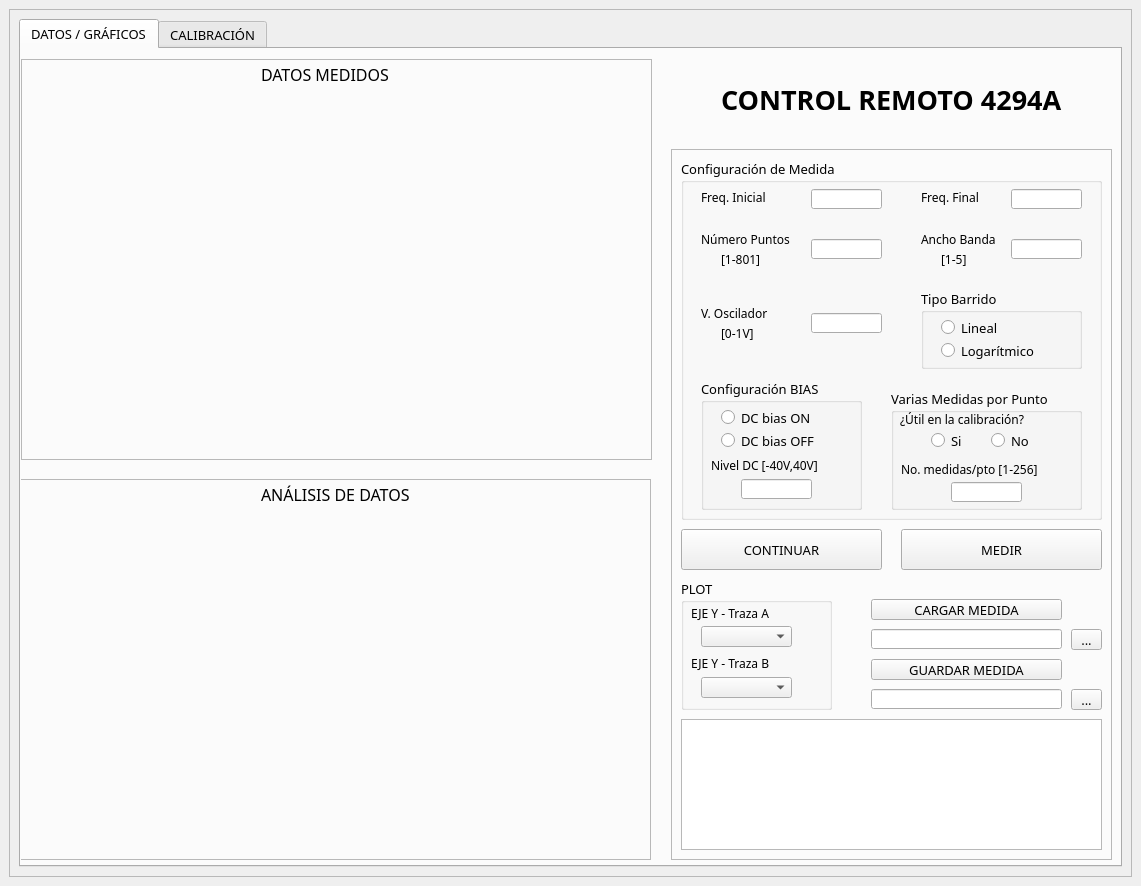
Before: the Qt Designer form MIOPATIA.ui in rgadea-girones/alimentos, drawn with Qt 5.
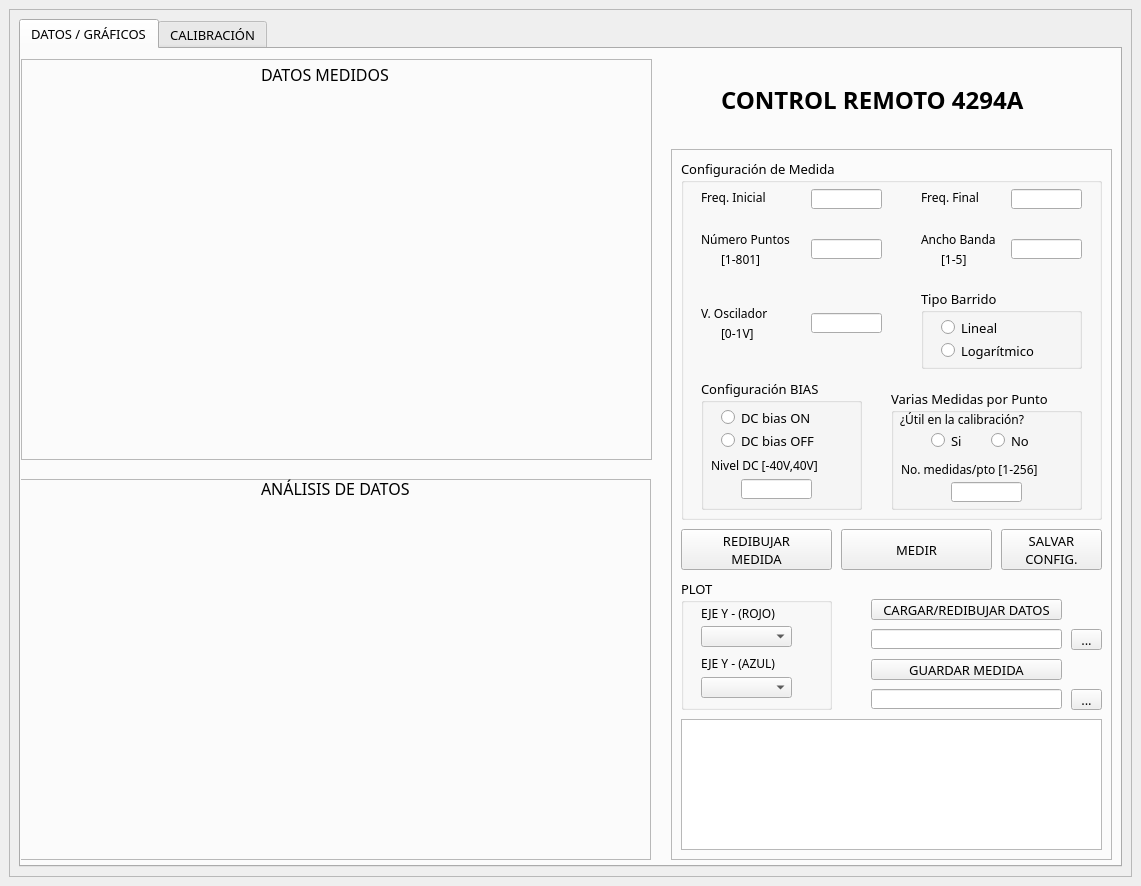
After: the same form once the commit is applied. Icons and pictures are not drawn.

```diff
--- a/MIOPATIA.ui
+++ b/MIOPATIA.ui
@@ -101,7 +101,7 @@
            <property name="geometry">
             <rect>
              <x>240</x>
-             <y>430</y>
+             <y>424</y>
              <width>171</width>
              <height>31</height>
             </rect>
@@ -178,7 +178,7 @@
            <property name="font">
             <font>
              <family>Courier 10 Pitch</family>
-             <pointsize>20</pointsize>
+             <pointsize>18</pointsize>
              <weight>75</weight>
              <bold>true</bold>
             </font>
@@ -655,20 +655,21 @@
              <rect>
               <x>10</x>
               <y>380</y>
-              <width>201</width>
+              <width>151</width>
               <height>41</height>
              </rect>
             </property>
             <property name="text">
-             <string>CONTINUAR</string>
+             <string>REDIBUJAR
+MEDIDA</string>
             </property>
            </widget>
            <widget class="QPushButton" name="MEDIR">
             <property name="geometry">
              <rect>
-              <x>230</x>
+              <x>170</x>
               <y>380</y>
-              <width>201</width>
+              <width>151</width>
               <height>41</height>
              </rect>
             </property>
@@ -717,9 +718,9 @@
             <widget class="QLabel" name="label_16">
              <property name="geometry">
               <rect>
-               <x>10</x>
+               <x>20</x>
                <y>24</y>
-               <width>141</width>
+               <width>101</width>
                <height>20</height>
               </rect>
              </property>
@@ -730,15 +731,15 @@
               </font>
              </property>
              <property name="text">
-              <string>EJE Y - Traza A</string>
+              <string>EJE Y - (ROJO)</string>
              </property>
             </widget>
             <widget class="QLabel" name="label_17">
              <property name="geometry">
               <rect>
-               <x>10</x>
+               <x>20</x>
                <y>74</y>
-               <width>141</width>
+               <width>101</width>
                <height>20</height>
               </rect>
              </property>
@@ -749,7 +750,7 @@
               </font>
              </property>
              <property name="text">
-              <string>EJE Y - Traza B</string>
+              <string>EJE Y - (AZUL)</string>
              </property>
             </widget>
            </widget>
@@ -789,7 +790,7 @@
              </rect>
             </property>
             <property name="text">
-             <string>CARGAR MEDIDA</string>
+             <string>CARGAR/REDIBUJAR DATOS</string>
             </property>
            </widget>
            <widget class="QLineEdit" name="save_path">
@@ -841,6 +842,20 @@
              </rect>
             </property>
            </widget>
+           <widget class="QPushButton" name="SAVE_cfg">
+            <property name="geometry">
+             <rect>
+              <x>330</x>
+              <y>380</y>
+              <width>101</width>
+              <height>41</height>
+             </rect>
+            </property>
+            <property name="text">
+             <string>SALVAR 
+CONFIG.</string>
+            </property>
+           </widget>
           </widget>
          </widget>
          <widget class="QWidget" name="calibracion">
```
